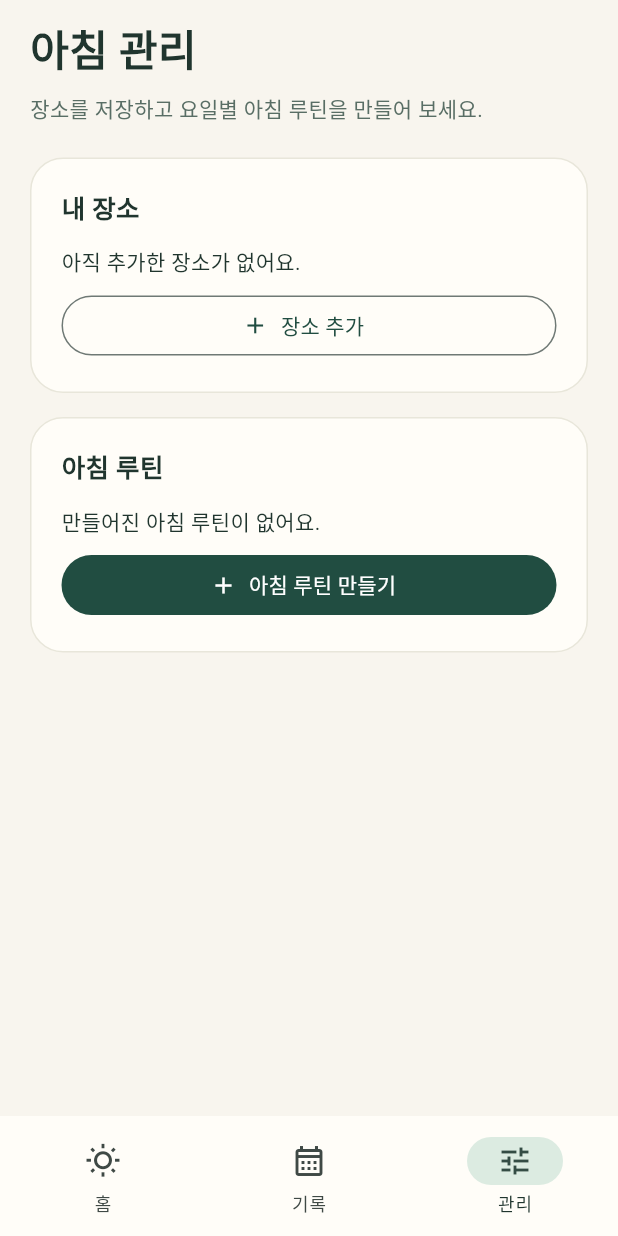
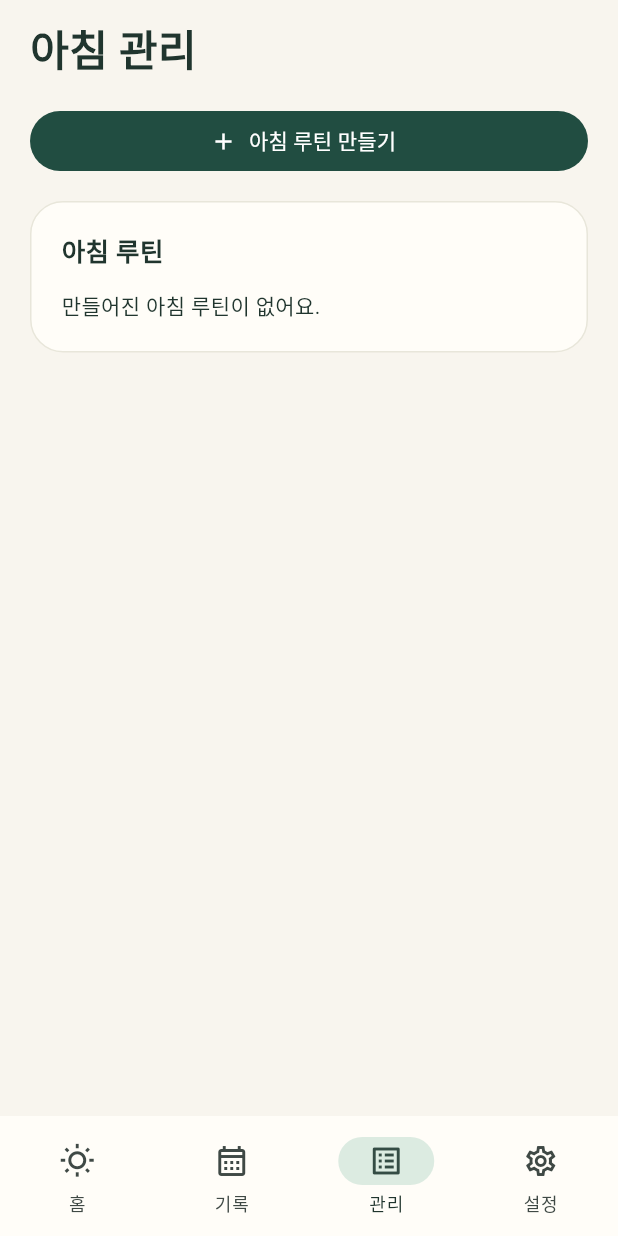
Before and after one commit to hye6k/aix-2026f-team08, a Flutter app: the MorningConceptScreen screen opened directly, after a tap on "시작하기", on a phone screen of 412 x 824 dp. Run offline on Flutter 3.47's test engine with Material 3 defaults, Android fonts, the phone set to English and light mode, and no system bars; our stand-ins replace flutter_map, geocoding, geolocator, latlong2, shared_preferences, sqflite; accounts and stored records are empty.

Commit message:
feat: 관리에서 루틴을 우선하고 장소를 설정 탭으로 이동

```diff
--- a/app/lib/presentation/ux_comparison.dart
+++ b/app/lib/presentation/ux_comparison.dart
@@ -920,12 +920,39 @@ class _MorningConceptScreenState extends State<MorningConceptScreen>
         '아침 관리',
         style: TextStyle(fontSize: 28, fontWeight: FontWeight.w800),
       ),
-      const SizedBox(height: 8),
+      const SizedBox(height: 16),
+      FilledButton.icon(
+        onPressed: _routineEditor,
+        icon: const Icon(Icons.add),
+        label: const Text('아침 루틴 만들기'),
+      ),
+      const SizedBox(height: 16),
+      _card('아침 루틴', [
+        if (_routines.isEmpty) const Text('만들어진 아침 루틴이 없어요.'),
+        for (final r in _routines)
+          ListTile(
+            contentPadding: EdgeInsets.zero,
+            leading: const Icon(Icons.wb_twilight_outlined),
+            title: Text(r.name),
+            subtitle: Text(
+              '${_placeName(r.origin)} → ${_placeName(r.destination)}\n${r.deadline.format(context)} · ${_dayText(r.days)}',
+            ),
+            isThreeLine: true,
+            trailing: const Icon(Icons.chevron_right),
+            onTap: () => _routineEditor(r),
+          ),
+      ]),
+    ],
+  );
+
+  Widget _settings() => Column(
+    crossAxisAlignment: CrossAxisAlignment.stretch,
+    children: [
       const Text(
-        '장소를 저장하고 요일별 아침 루틴을 만들어 보세요.',
-        style: TextStyle(color: _Colors.muted),
+        '설정',
+        style: TextStyle(fontSize: 28, fontWeight: FontWeight.w800),
       ),
-      const SizedBox(height: 22),
+      const SizedBox(height: 16),
       _card('내 장소', [
         if (_places.isEmpty) const Text('아직 추가한 장소가 없어요.'),
         for (final p in _places)
@@ -942,27 +969,6 @@ class _MorningConceptScreenState extends State<MorningConceptScreen>
           onPressed: _placeEditor,
           icon: const Icon(Icons.add),
           label: const Text('장소 추가'),
-        ),
-      ]),
-      _card('아침 루틴', [
-        if (_routines.isEmpty) const Text('만들어진 아침 루틴이 없어요.'),
-        for (final r in _routines)
-          ListTile(
-            contentPadding: EdgeInsets.zero,
-            leading: const Icon(Icons.wb_twilight_outlined),
-            title: Text(r.name),
-            subtitle: Text(
-              '${_placeName(r.origin)} → ${_placeName(r.destination)}\n${r.deadline.format(context)} · ${_dayText(r.days)}',
-            ),
-            isThreeLine: true,
-            trailing: const Icon(Icons.chevron_right),
-            onTap: () => _routineEditor(r),
-          ),
-        const SizedBox(height: 8),
-        FilledButton.icon(
-          onPressed: _routineEditor,
-          icon: const Icon(Icons.add),
-          label: const Text('아침 루틴 만들기'),
         ),
       ]),
       if (widget.developerOptions)
@@ -984,6 +990,7 @@ class _MorningConceptScreenState extends State<MorningConceptScreen>
           child: ConstrainedBox(
             constraints: const BoxConstraints(maxWidth: 560),
             child: ListView(
+              key: ValueKey(_tab),
               padding: const EdgeInsets.fromLTRB(20, 12, 20, 28),
               children: [
                 if (_loading)
@@ -996,8 +1003,10 @@ class _MorningConceptScreenState extends State<MorningConceptScreen>
                   _today()
                 else if (_tab == 1)
                   _records()
+                else if (_tab == 2)
+                  _manage()
                 else
-                  _manage(),
+                  _settings(),
               ],
             ),
           ),
@@ -1016,7 +1025,11 @@ class _MorningConceptScreenState extends State<MorningConceptScreen>
                   icon: Icon(Icons.calendar_month_outlined),
                   label: '기록',
                 ),
-                NavigationDestination(icon: Icon(Icons.tune), label: '관리'),
+                NavigationDestination(icon: Icon(Icons.list_alt), label: '관리'),
+                NavigationDestination(
+                  icon: Icon(Icons.settings_outlined),
+                  label: '설정',
+                ),
               ],
             )
           : null,
```
Also changed, not shown: 1 other file.
